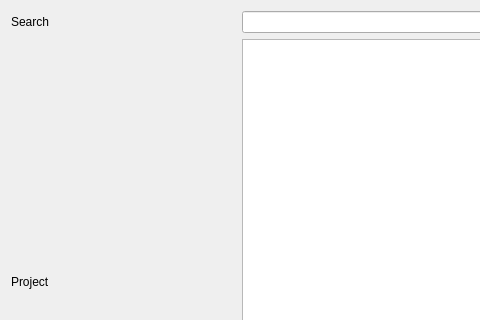
This is ui/jrodos_dialog_base.ui in rduivenvoorde/jrodos as Qt 5 draws it before an edit; both pictures show x 0 to 480 and y 0 to 320 of the 1169 by 723 pixel window. The edited form follows.
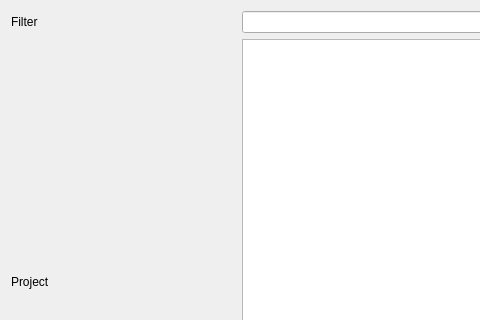
This is the edited form.

Commit message: Change Search-label to Filter

Patch:
```diff
--- a/ui/jrodos_dialog_base.ui
+++ b/ui/jrodos_dialog_base.ui
@@ -184,7 +184,7 @@
    <item row="0" column="0">
     <widget class="QLabel" name="lbl">
      <property name="text">
-      <string>Search</string>
+      <string>Filter</string>
      </property>
     </widget>
    </item>
```
The commit also changes 1 other file.
